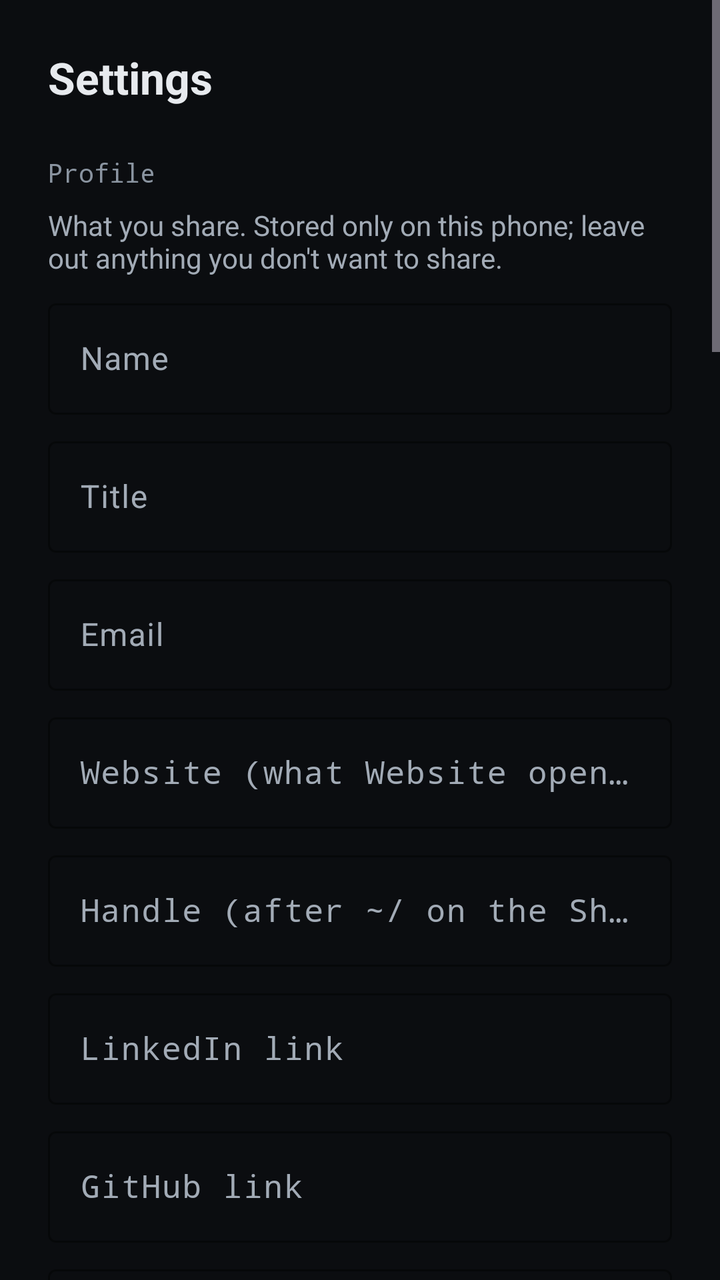
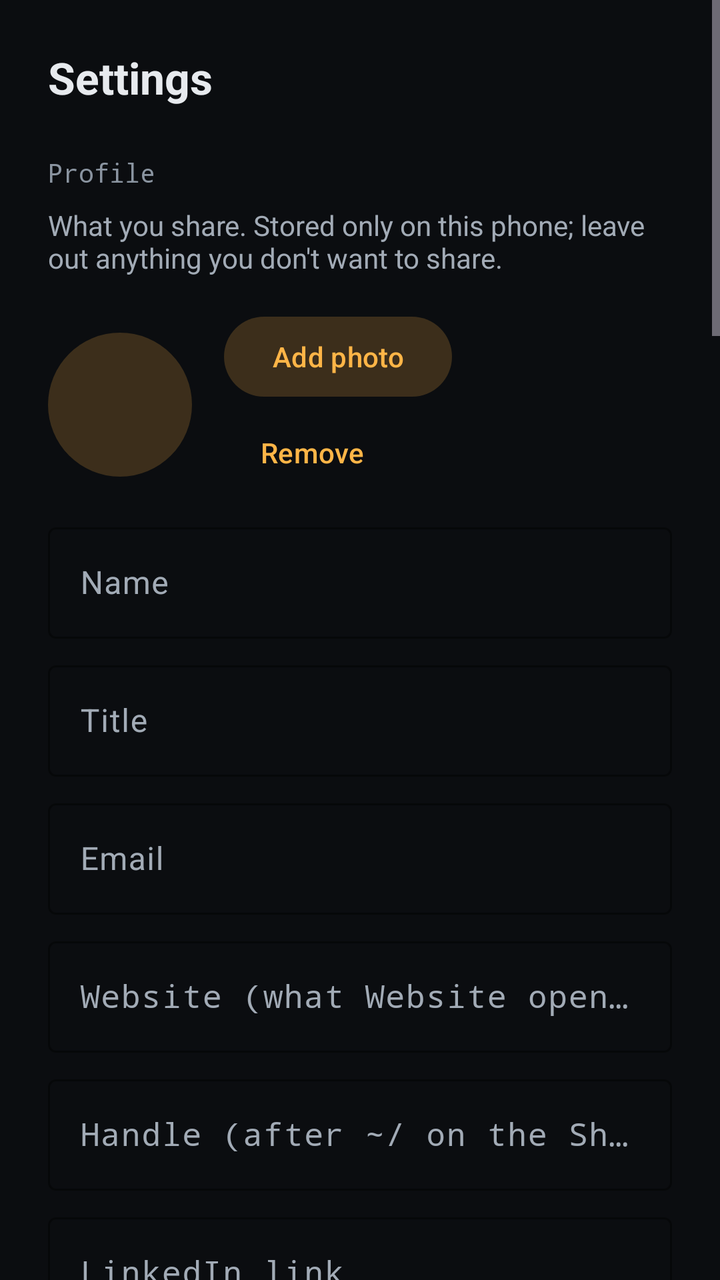

The first picture is an Android layout as it rendered before a commit; the second is the same layout after the commit. The layout source and the unified diff follow.
<!-- AndroidManifest.xml: application theme Theme.NfcShare -->
<!-- res/layout/panel_settings.xml -->
<?xml version="1.0" encoding="utf-8"?>
<ScrollView xmlns:android="http://schemas.android.com/apk/res/android"
    xmlns:app="http://schemas.android.com/apk/res-auto"
    style="@style/Panel">

    <LinearLayout
        android:layout_width="match_parent"
        android:layout_height="wrap_content"
        android:orientation="vertical"
        android:padding="24dp">

        <TextView
            android:layout_width="match_parent"
            android:layout_height="wrap_content"
            android:text="@string/tab_settings"
            android:textColor="@color/text"
            android:textSize="22sp"
            android:textStyle="bold" />


        <TextView style="@style/Label" android:text="@string/settings_profile" />

        <TextView style="@style/Hint" android:text="@string/profile_detail" />

        <com.google.android.material.textfield.TextInputLayout
            style="@style/Field"
            android:hint="@string/profile_name"
            android:labelFor="@id/profile_name">

            <com.google.android.material.textfield.TextInputEditText
                android:id="@+id/profile_name"
                android:layout_width="match_parent"
                android:layout_height="wrap_content"
                android:imeOptions="actionNext"
                android:importantForAutofill="no"
                android:inputType="textPersonName|textCapWords" />
        </com.google.android.material.textfield.TextInputLayout>

        <com.google.android.material.textfield.TextInputLayout
            style="@style/Field"
            android:hint="@string/profile_title"
            android:labelFor="@id/profile_title">

            <com.google.android.material.textfield.TextInputEditText
                android:id="@+id/profile_title"
                android:layout_width="match_parent"
                android:layout_height="wrap_content"
                android:imeOptions="actionNext"
                android:importantForAutofill="no"
                android:inputType="textCapSentences" />
        </com.google.android.material.textfield.TextInputLayout>

        <com.google.android.material.textfield.TextInputLayout
            style="@style/Field"
            android:hint="@string/profile_email"
            android:labelFor="@id/profile_email">

            <com.google.android.material.textfield.TextInputEditText
                android:id="@+id/profile_email"
                android:layout_width="match_parent"
                android:layout_height="wrap_content"
                android:imeOptions="actionNext"
                android:importantForAutofill="no"
                android:inputType="textEmailAddress" />
        </com.google.android.material.textfield.TextInputLayout>

        <com.google.android.material.textfield.TextInputLayout
            style="@style/Field"
            android:hint="@string/profile_website"
            android:labelFor="@id/profile_website">

            <com.google.android.material.textfield.TextInputEditText
                android:id="@+id/profile_website"
                android:layout_width="match_parent"
                android:layout_height="wrap_content"
                android:fontFamily="monospace"
                android:imeOptions="actionNext"
                android:importantForAutofill="no"
                android:inputType="textUri" />
        </com.google.android.material.textfield.TextInputLayout>

        <com.google.android.material.textfield.TextInputLayout
            style="@style/Field"
            android:hint="@string/profile_handle"
            android:labelFor="@id/profile_handle">

            <com.google.android.material.textfield.TextInputEditText
                android:id="@+id/profile_handle"
                android:layout_width="match_parent"
                android:layout_height="wrap_content"
                android:fontFamily="monospace"
                android:imeOptions="actionNext"
                android:importantForAutofill="no"
                android:inputType="text" />
        </com.google.android.material.textfield.TextInputLayout>

        <com.google.android.material.textfield.TextInputLayout
            style="@style/Field"
            android:hint="@string/profile_linkedin"
            android:labelFor="@id/profile_linkedin">

            <com.google.android.material.textfield.TextInputEditText
                android:id="@+id/profile_linkedin"
                android:layout_width="match_parent"
                android:layout_height="wrap_content"
                android:fontFamily="monospace"
                android:imeOptions="actionNext"
                android:importantForAutofill="no"
                android:inputType="textUri" />
        </com.google.android.material.textfield.TextInputLayout>

        <com.google.android.material.textfield.TextInputLayout
            style="@style/Field"
            android:hint="@string/profile_github"
            android:labelFor="@id/profile_github">

            <com.google.android.material.textfield.TextInputEditText
                android:id="@+id/profile_github"
                android:layout_width="match_parent"
                android:layout_height="wrap_content"
                android:fontFamily="monospace"
                android:imeOptions="actionNext"
                android:importantForAutofill="no"
                android:inputType="textUri" />
        </com.google.android.material.textfield.TextInputLayout>

        <com.google.android.material.textfield.TextInputLayout
            style="@style/Field"
            android:hint="@string/profile_instagram"
            android:labelFor="@id/profile_instagram">

            <com.google.android.material.textfield.TextInputEditText
                android:id="@+id/profile_instagram"
                android:layout_width="match_parent"
                android:layout_height="wrap_content"
                android:fontFamily="monospace"
                android:imeOptions="actionNext"
                android:importantForAutofill="no"
                android:inputType="textUri" />
        </com.google.android.material.textfield.TextInputLayout>

        <com.google.android.material.textfield.TextInputLayout
            style="@style/Field"
            android:hint="@string/profile_x"
            android:labelFor="@id/profile_x">

            <com.google.android.material.textfield.TextInputEditText
                android:id="@+id/profile_x"
                android:layout_width="match_parent"
                android:layout_height="wrap_content"
                android:fontFamily="monospace"
                android:imeOptions="actionNext"
                android:importantForAutofill="no"
                android:inputType="textUri" />
        </com.google.android.material.textfield.TextInputLayout>

        <TextView style="@style/Label" android:text="@string/settings_phones" />

        <TextView style="@style/Hint" android:text="@string/phones_detail" />

        <com.google.android.material.textfield.TextInputLayout
            style="@style/Field"
            android:hint="@string/phone_label"
            android:labelFor="@id/phone1_label">

            <com.google.android.material.textfield.TextInputEditText
                android:id="@+id/phone1_label"
                android:layout_width="match_parent"
                android:layout_height="wrap_content"
                android:imeOptions="actionNext"
                android:importantForAutofill="no"
                android:inputType="textCapSentences" />
        </com.google.android.material.textfield.TextInputLayout>

        <com.google.android.material.textfield.TextInputLayout
            style="@style/Field"
            android:hint="@string/phone_number"
            android:labelFor="@id/phone1_number">

            <com.google.android.material.textfield.TextInputEditText
                android:id="@+id/phone1_number"
                android:layout_width="match_parent"
                android:layout_height="wrap_content"
                android:imeOptions="actionNext"
                android:importantForAutofill="no"
                android:inputType="phone" />
        </com.google.android.material.textfield.TextInputLayout>

        <com.google.android.material.textfield.TextInputLayout
            style="@style/Field"
            android:hint="@string/phone_label"
            android:labelFor="@id/phone2_label">

            <com.google.android.material.textfield.TextInputEditText
                android:id="@+id/phone2_label"
                android:layout_width="match_parent"
                android:layout_height="wrap_content"
                android:imeOptions="actionNext"
                android:importantForAutofill="no"
                android:inputType="textCapSentences" />
        </com.google.android.material.textfield.TextInputLayout>

        <com.google.android.material.textfield.TextInputLayout
            style="@style/Field"
            android:hint="@string/phone_number"
            android:labelFor="@id/phone2_number">

            <com.google.android.material.textfield.TextInputEditText
                android:id="@+id/phone2_number"
                android:layout_width="match_parent"
                android:layout_height="wrap_content"
                android:imeOptions="actionNext"
                android:importantForAutofill="no"
                android:inputType="phone" />
        </com.google.android.material.textfield.TextInputLayout>

        <com.google.android.material.textfield.TextInputLayout
            style="@style/Field"
            android:hint="@string/profile_whatsapp"
            android:labelFor="@id/profile_whatsapp">

            <com.google.android.material.textfield.TextInputEditText
                android:id="@+id/profile_whatsapp"
                android:layout_width="match_parent"
                android:layout_height="wrap_content"
                android:imeOptions="actionNext"
                android:importantForAutofill="no"
                android:inputType="phone" />
        </com.google.android.material.textfield.TextInputLayout>

        <TextView style="@style/Label" android:text="@string/settings_sharing" />

        <com.google.android.material.materialswitch.MaterialSwitch
            android:id="@+id/toggle"
            android:layout_width="match_parent"
            android:layout_height="wrap_content"
            android:minHeight="48dp"
            android:text="@string/toggle"
            android:textColor="@color/text"
            android:textSize="16sp" />

        <TextView style="@style/Hint" android:text="@string/toggle_detail" />

        <TextView style="@style/Label" android:text="@string/settings_event" />

        <com.google.android.material.textfield.TextInputLayout
            style="@style/Field"
            android:hint="@string/event_hint"
            android:labelFor="@id/event">

            <com.google.android.material.textfield.TextInputEditText
                android:id="@+id/event"
                android:layout_width="match_parent"
                android:layout_height="wrap_content"
                android:fontFamily="monospace"
                android:imeOptions="actionDone"
                android:importantForAutofill="no"
                android:inputType="text" />
        </com.google.android.material.textfield.TextInputLayout>

        <TextView style="@style/Hint" android:layout_marginTop="6dp" android:text="@string/event_detail" />

        <LinearLayout
            android:id="@+id/whatsapp_section"
            android:layout_width="match_parent"
            android:layout_height="wrap_content"
            android:orientation="vertical">

            <TextView style="@style/Label" android:text="@string/settings_whatsapp" />

            <com.google.android.material.textfield.TextInputLayout
                style="@style/Field"
                android:hint="@string/whatsapp_greeting_hint"
                android:labelFor="@id/whatsapp_greeting">

                <com.google.android.material.textfield.TextInputEditText
                    android:id="@+id/whatsapp_greeting"
                    android:layout_width="match_parent"
                    android:layout_height="wrap_content"
                    android:imeOptions="actionDone"
                    android:importantForAutofill="no"
                    android:inputType="textCapSentences" />
            </com.google.android.material.textfield.TextInputLayout>

            <TextView style="@style/Hint" android:layout_marginTop="6dp" android:text="@string/whatsapp_detail" />
        </LinearLayout>

        <TextView style="@style/Label" android:text="@string/settings_custom" />

        <com.google.android.material.textfield.TextInputLayout
            android:id="@+id/url_layout"
            style="@style/Field"
            android:hint="@string/settings_custom"
            android:labelFor="@id/url">

            <com.google.android.material.textfield.TextInputEditText
                android:id="@+id/url"
                android:layout_width="match_parent"
                android:layout_height="wrap_content"
                android:fontFamily="monospace"
                android:imeOptions="actionDone"
                android:importantForAutofill="no"
                android:inputType="textUri" />
        </com.google.android.material.textfield.TextInputLayout>

        <TextView style="@style/Label" android:text="@string/settings_wifi" />

        <com.google.android.material.textfield.TextInputLayout
            style="@style/Field"
            android:hint="@string/wifi_ssid_label"
            android:labelFor="@id/wifi_ssid">

            <com.google.android.material.textfield.TextInputEditText
                android:id="@+id/wifi_ssid"
                android:layout_width="match_parent"
                android:layout_height="wrap_content"
                android:imeOptions="actionNext"
                android:importantForAutofill="no"
                android:inputType="text" />
        </com.google.android.material.textfield.TextInputLayout>

        <com.google.android.material.textfield.TextInputLayout
            android:id="@+id/wifi_password_layout"
            style="@style/Field"
            android:hint="@string/wifi_password_label"
            android:labelFor="@id/wifi_password"
            app:endIconMode="password_toggle">

            <com.google.android.material.textfield.TextInputEditText
                android:id="@+id/wifi_password"
                android:layout_width="match_parent"
                android:layout_height="wrap_content"
                android:imeOptions="actionDone"
                android:importantForAutofill="no"
                android:inputType="textPassword" />
        </com.google.android.material.textfield.TextInputLayout>

        <com.google.android.material.checkbox.MaterialCheckBox
            android:id="@+id/wifi_open"
            android:layout_width="wrap_content"
            android:layout_height="wrap_content"
            android:text="@string/wifi_open" />

        <TextView style="@style/Hint" android:text="@string/wifi_detail" />

        <com.google.android.material.button.MaterialButton
            android:id="@+id/wifi_settings"
            style="@style/Widget.Material3.Button.TextButton"
            android:layout_width="wrap_content"
            android:layout_height="wrap_content"
            android:layout_marginTop="4dp"
            android:text="@string/wifi_open_settings" />

        <LinearLayout
            android:id="@+id/tile_section"
            android:layout_width="match_parent"
            android:layout_height="wrap_content"
            android:orientation="vertical">

            <TextView style="@style/Label" android:text="@string/settings_shortcuts" />

            <com.google.android.material.button.MaterialButton
                android:id="@+id/add_tile"
                style="@style/Widget.Material3.Button.TonalButton"
                android:layout_width="wrap_content"
                android:layout_height="wrap_content"
                android:text="@string/add_tile" />
        </LinearLayout>

        <TextView style="@style/Label" android:text="@string/settings_about" />

        <TextView android:id="@+id/reads" style="@style/Hint" android:fontFamily="monospace" />

        <TextView android:id="@+id/version" style="@style/Hint" android:fontFamily="monospace" />
    </LinearLayout>
</ScrollView>
<!-- resources referenced by this layout -->
<resources>
  <color name="text">#E7EAEE</color>
  <string name="add_tile">Add to Quick Settings</string>
  <string name="event_detail">Added to links on your website as ?event=, so its log shows which event a visit came from.</string>
  <string name="event_hint">lisbon-js</string>
  <string name="phone_label">Label, such as mobile</string>
  <string name="phone_number">Number</string>
  <string name="phones_detail">On the contact card, so only shared in person. Use the international format, such as +351 900 000 000.</string>
  <string name="profile_detail">What you share. Stored only on this phone; leave out anything you don\'t want to share.</string>
  <string name="profile_email">Email</string>
  <string name="profile_github">GitHub link</string>
  <string name="profile_handle">Handle (after ~/ on the Share screen)</string>
  <string name="profile_instagram">Instagram link</string>
  <string name="profile_linkedin">LinkedIn link</string>
  <string name="profile_name">Name</string>
  <string name="profile_title">Title</string>
  <string name="profile_website">Website (what Website opens)</string>
  <string name="profile_whatsapp">WhatsApp number</string>
  <string name="profile_x">X link</string>
  <string name="settings_about">About</string>
  <string name="settings_custom">Custom link</string>
  <string name="settings_event">Event tag</string>
  <string name="settings_phones">Phone numbers</string>
  <string name="settings_profile">Profile</string>
  <string name="settings_sharing">Sharing</string>
  <string name="settings_shortcuts">Shortcuts</string>
  <string name="settings_whatsapp">WhatsApp message</string>
  <string name="settings_wifi">Guest Wi-Fi</string>
  <string name="tab_settings">Settings</string>
  <string name="toggle">Share over NFC</string>
  <string name="toggle_detail">Off: taps do nothing, the QR code still works.</string>
  <string name="whatsapp_detail">Typed into the chat, never sent. Leave empty for an empty chat.</string>
  <string name="whatsapp_greeting_hint">Message</string>
  <string name="wifi_detail">Stored only on this phone. Never shown on the Share screen. Android doesn\'t let apps read saved passwords: to find one, tap your network in Wi-Fi settings, then Share.</string>
  <string name="wifi_open">Open network (no password)</string>
  <string name="wifi_open_settings">Open Wi-Fi settings</string>
  <string name="wifi_password_label">Password</string>
  <string name="wifi_ssid_label">Network name</string>
  <style name="Hint">
          <item name="android:layout_width">match_parent</item>
          <item name="android:layout_height">wrap_content</item>
          <item name="android:textColor">@color/muted</item>
          <item name="android:textSize">14sp</item>
      </style>
  <style name="Panel">
          <item name="android:layout_width">match_parent</item>
          <item name="android:layout_height">match_parent</item>
          <item name="android:fillViewport">true</item>
      </style>
  <color name="accent">#FFB547</color>
  <color name="muted">#A2ABB6</color>
  <color name="dim">#8A94A0</color>
  <color name="bg">#0B0D10</color>
  <color name="accent_soft">#33FFB547</color>
  <color name="panel">#11151A</color>
  <color name="panel_raised">#151A20</color>
  <color name="line_strong">#2B343E</color>
  <color name="line">#1F262E</color>
  <style name="ThemeOverlay.NfcShare.BottomSheet" parent="ThemeOverlay.Material3.BottomSheetDialog">
          <item name="colorSurfaceContainerLow">@color/panel</item>
      </style>
  <!-- unchanged entries left out for length: 3 -->
</resources>

<!-- the commit's change to res/layout/panel_settings.xml (unified diff, before → after) -->
@@ -21,6 +21,42 @@
         <TextView style="@style/Label" android:text="@string/settings_profile" />
 
         <TextView style="@style/Hint" android:text="@string/profile_detail" />
+
+        <LinearLayout
+            android:layout_width="match_parent"
+            android:layout_height="wrap_content"
+            android:layout_marginTop="16dp"
+            android:gravity="center_vertical"
+            android:orientation="horizontal">
+
+            <include
+                android:id="@+id/settings_avatar"
+                layout="@layout/view_avatar"
+                android:layout_width="72dp"
+                android:layout_height="72dp" />
+
+            <LinearLayout
+                android:layout_width="0dp"
+                android:layout_height="wrap_content"
+                android:layout_marginStart="16dp"
+                android:layout_weight="1"
+                android:orientation="vertical">
+
+                <com.google.android.material.button.MaterialButton
+                    android:id="@+id/photo_pick"
+                    style="@style/Widget.Material3.Button.TonalButton"
+                    android:layout_width="wrap_content"
+                    android:layout_height="wrap_content"
+                    android:text="@string/photo_add" />
+
+                <com.google.android.material.button.MaterialButton
+                    android:id="@+id/photo_remove"
+                    style="@style/Widget.Material3.Button.TextButton"
+                    android:layout_width="wrap_content"
+                    android:layout_height="wrap_content"
+                    android:text="@string/photo_remove" />
+            </LinearLayout>
+        </LinearLayout>
 
         <com.google.android.material.textfield.TextInputLayout
             style="@style/Field"
@@ -374,3 +410,29 @@
         <TextView android:id="@+id/version" style="@style/Hint" android:fontFamily="monospace" />
     </LinearLayout>
 </ScrollView>
+<!-- res/layout/view_avatar.xml (included above) -->
+<?xml version="1.0" encoding="utf-8"?>
+<FrameLayout xmlns:android="http://schemas.android.com/apk/res/android"
+    xmlns:app="http://schemas.android.com/apk/res-auto"
+    android:layout_width="match_parent"
+    android:layout_height="match_parent">
+
+    <TextView
+        android:id="@+id/avatar_initials"
+        android:layout_width="match_parent"
+        android:layout_height="match_parent"
+        android:background="@drawable/bg_avatar"
+        android:gravity="center"
+        android:textColor="@color/accent"
+        android:textSize="24sp"
+        android:textStyle="bold" />
+
+    <com.google.android.material.imageview.ShapeableImageView
+        android:id="@+id/avatar_photo"
+        android:layout_width="match_parent"
+        android:layout_height="match_parent"
+        android:importantForAccessibility="no"
+        android:scaleType="centerCrop"
+        android:visibility="gone"
+        app:shapeAppearanceOverlay="@style/Circle" />
+</FrameLayout>
<!-- resource entries referenced after the edit -->
@@ -1,12 +1,19 @@
 <!-- resources referenced by this layout -->
 <resources>
   <color name="text">#E7EAEE</color>
+  <!-- drawable bg_avatar (drawable) -->
+  <?xml version="1.0" encoding="utf-8"?>
+  <shape xmlns:android="http://schemas.android.com/apk/res/android" android:shape="oval">
+      <solid android:color="@color/accent_soft" />
+  </shape>
   <string name="add_tile">Add to Quick Settings</string>
   <string name="event_detail">Added to links on your website as ?event=, so its log shows which event a visit came from.</string>
   <string name="event_hint">lisbon-js</string>
   <string name="phone_label">Label, such as mobile</string>
   <string name="phone_number">Number</string>
   <string name="phones_detail">On the contact card, so only shared in person. Use the international format, such as +351 900 000 000.</string>
+  <string name="photo_add">Add photo</string>
+  <string name="photo_remove">Remove</string>
   <string name="profile_detail">What you share. Stored only on this phone; leave out anything you don\'t want to share.</string>
   <string name="profile_email">Email</string>
   <string name="profile_github">GitHub link</string>
@@ -37,6 +44,10 @@
   <string name="wifi_open_settings">Open Wi-Fi settings</string>
   <string name="wifi_password_label">Password</string>
   <string name="wifi_ssid_label">Network name</string>
+  <style name="Circle">
+          <item name="cornerFamily">rounded</item>
+          <item name="cornerSize">50%</item>
+      </style>
   <style name="Hint">
           <item name="android:layout_width">match_parent</item>
           <item name="android:layout_height">wrap_content</item>
